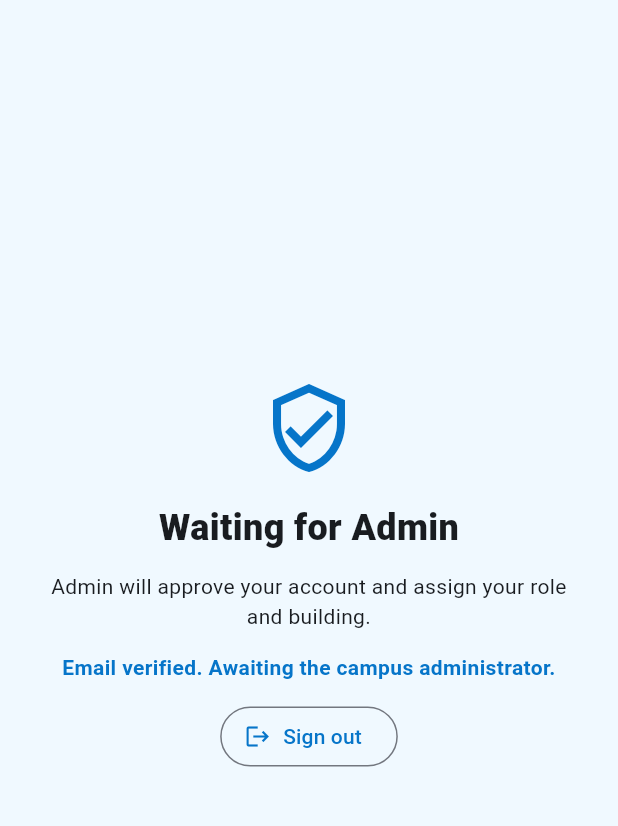
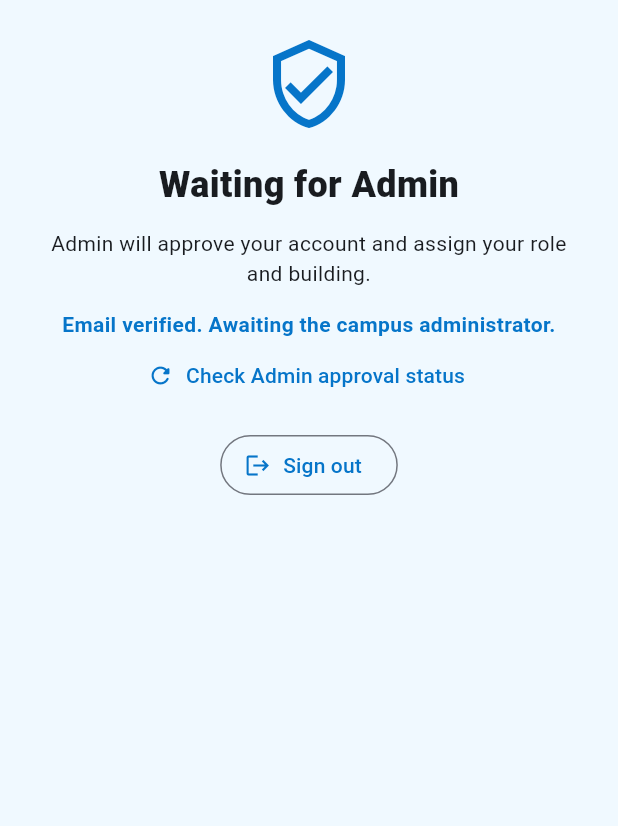
Before and after one commit to SHWETHA-1315/AQUACAMPUS, a Flutter app: the screen it shows once a user with an empty profile is signed in, on a phone screen of 412 x 824 dp, the part 84-910 px from its top. Run offline on Flutter 3.47's test engine with Material 3 defaults, Android fonts, the light colour scheme and no system bars; our stand-ins replace cloud_firestore, firebase_auth, firebase_core; accounts and stored records are empty.

Commit message:
Show registration email failures and refresh approval on mobile verification screen

```diff
--- a/lib/main.dart
+++ b/lib/main.dart
@@ -465,7 +465,9 @@ class _EntryPageState extends State<EntryPage> {
                                             SnackBar(
                                               content: Text(
                                                 create
-                                                    ? 'Account created. Await admin verification.'
+                                                    ? store.verificationDeliveryError == null
+                                                     ? 'Account created. Verify your email, then await Admin approval.'
+                                                     : 'Account created, but verification email was not requested. Use Resend on the next screen.'
                                                     : 'Signed in to campus.',
                                               ),
                                             ),
@@ -585,8 +587,8 @@ class ApprovalPage extends StatelessWidget {
   @override
   Widget build(BuildContext context) => Scaffold(
     appBar: AppBar(title: const Text('AQUACAMPUS')),
-    body: Center(
-      child: Padding(
+    body: SafeArea(
+      child: SingleChildScrollView(
         padding: const EdgeInsets.all(24),
         child: Column(
           mainAxisSize: MainAxisSize.min,
@@ -642,6 +644,13 @@ class ApprovalPage extends StatelessWidget {
                 label: const Text('Restore my account profile'),
               ),
               const SizedBox(height: 12),
+            ],
+            if (store.verificationDeliveryError != null) ...[
+              InfoBanner(
+                'Verification email request failed: ${store.verificationDeliveryError} '
+                'Your account may still exist. Check the address above and try Resend; do not register again.',
+                warning: true,
+              ),
             ],
             if (!store.emailVerified) ...[
               const Text(
@@ -697,12 +706,18 @@ class ApprovalPage extends StatelessWidget {
                 icon: const Icon(Icons.refresh_rounded),
                 label: const Text('I verified my email · Refresh'),
               ),
-            ] else
+            ] else ...[
               const Text(
                 'Email verified. Awaiting the campus administrator.',
                 textAlign: TextAlign.center,
                 style: TextStyle(color: sea, fontWeight: FontWeight.w600),
               ),
+              TextButton.icon(
+                onPressed: store.retrySync,
+                icon: const Icon(Icons.refresh_rounded),
+                label: const Text('Check Admin approval status'),
+              ),
+            ],
             if (store.message != null) ...[
               Text(store.message!, textAlign: TextAlign.center),
               TextButton(
```
